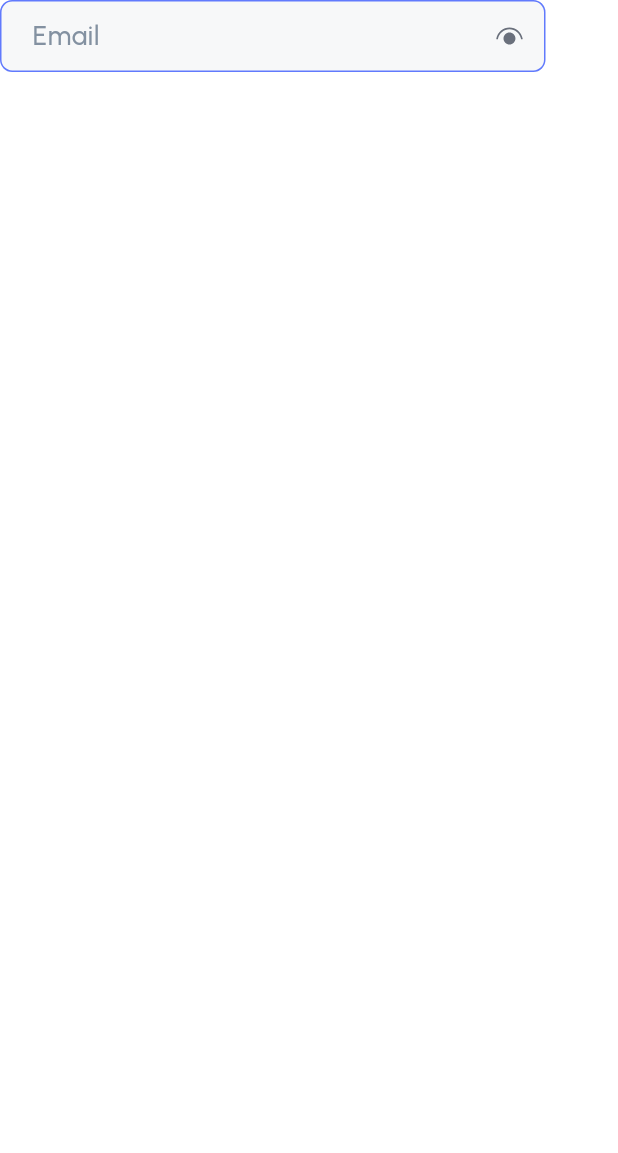
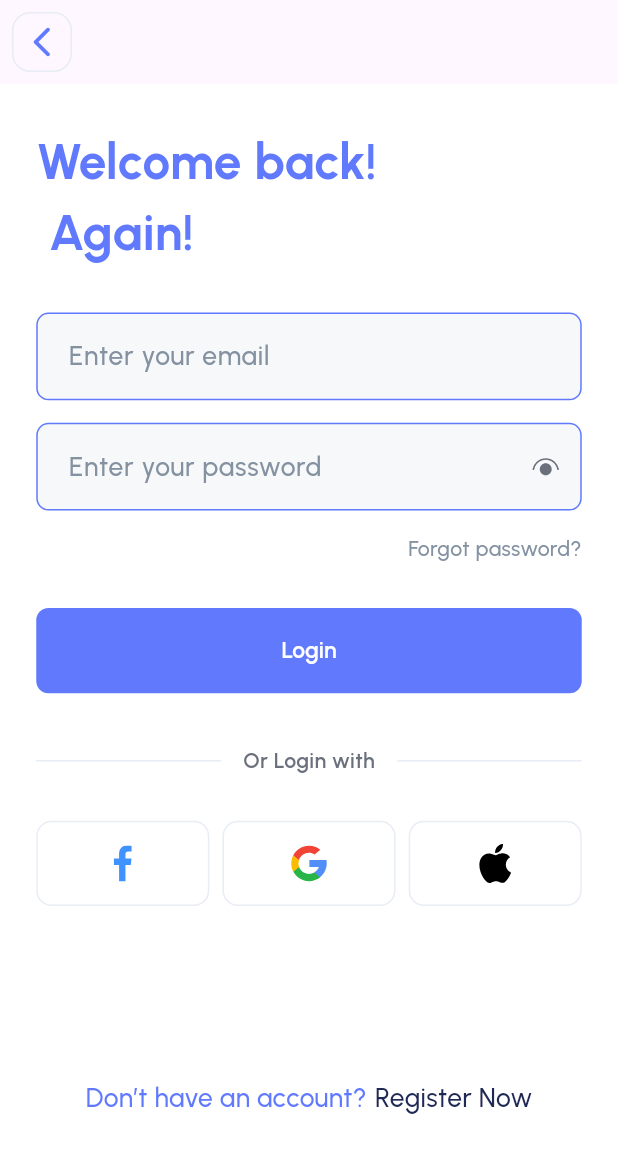
Before and after one commit to IbrahimElbazz/finance_ui, a Flutter app: the screen it shows after launch, after a tap on "Login", on a phone screen of 412 x 824 dp. Shown: the top 1153 px of the screen. Run offline on Flutter 3.47's test engine with Material 3 defaults, Android fonts, the phone set to English and light mode, and no system bars; our stand-ins replace flutter_screenutil, flutter_svg, gap, go_router.

Commit message:
login screen done

```diff
--- a/lib/core/styling/app_colors.dart
+++ b/lib/core/styling/app_colors.dart
@@ -11,4 +11,7 @@ class AppColors {
   // grey
   static const Color grey = Color(0xFF8391A1);
   static const Color darkGrey = Color(0xFF6A707C);
+
+  // border
+  static const Color border = Color(0xffE8ECF4);
 }
--- a/lib/core/styling/app_style.dart
+++ b/lib/core/styling/app_style.dart
@@ -23,6 +23,12 @@ class AppStyle {
     color: AppColors.black,
     fontFamily: AppFonts.urbanist,
   );
+  static TextStyle darkGreyW600S14 = TextStyle(
+    fontSize: 14.sp,
+    fontWeight: FontWeight.w600,
+    color: AppColors.darkGrey,
+    fontFamily: AppFonts.urbanist,
+  );
   static TextStyle whiteW600S15 = TextStyle(
     fontSize: 15.sp,
     fontWeight: FontWeight.w600,
--- a/lib/core/styling/app_theme.dart
+++ b/lib/core/styling/app_theme.dart
@@ -8,7 +8,7 @@ class AppTheme {
     fontFamily: AppFonts.urbanist,
     primaryColor: AppColors.primary,
     scaffoldBackgroundColor: AppColors.white,
-    dividerColor: AppColors.grey,
+    dividerColor: Color(0xffE8ECF4),
     textTheme: TextTheme(
       labelLarge: AppStyle.primaryW700S30,
       labelMedium: AppStyle.greyW500S16,
--- /dev/null
+++ b/lib/core/widgets/custom_leading_pop.dart
@@ -0,0 +1,32 @@
+import 'package:finance_ui/core/styling/app_colors.dart' show AppColors;
+import 'package:flutter/material.dart';
+import 'package:go_router/go_router.dart';
+import 'package:flutter_screenutil/flutter_screenutil.dart';
+
+class CustomLeadingPop extends StatelessWidget {
+  const CustomLeadingPop({super.key});
+
+  @override
+  Widget build(BuildContext context) {
+    return IconButton(
+      onPressed: () {
+        context.pop();
+      },
+      icon: Container(
+        width: 41.w,
+        height: 41.h,
+        decoration: BoxDecoration(
+          borderRadius: BorderRadius.circular(12.r),
+          border: Border.all(color: Color(0xffE8ECF4)),
+        ),
+
+        child: Center(
+          child: const Icon(
+            Icons.arrow_back_ios_new_rounded,
+            color: AppColors.primary,
+          ),
+        ),
+      ),
+    );
+  }
+}
--- a/lib/core/widgets/custom_text_field.dart
+++ b/lib/core/widgets/custom_text_field.dart
@@ -4,21 +4,26 @@ import 'package:flutter/material.dart';
 import 'package:flutter_screenutil/flutter_screenutil.dart';
 
 class CustomTextField extends StatelessWidget {
-  const CustomTextField({super.key, required this.lable, this.icon});
+  const CustomTextField({
+    super.key,
+    required this.lable,
+    this.icon,
+    this.obscureText,
+  });
   final String lable;
   final Widget? icon;
+  final bool? obscureText;
 
   @override
   Widget build(BuildContext context) {
-    return SizedBox(
-      width: 331.w,
-      height: 56.h,
-      child: TextField(
+    return TextField(
+      obscureText: obscureText ?? false,
       decoration: InputDecoration(
-          contentPadding: EdgeInsets.symmetric(horizontal: 16.w),
+        contentPadding: EdgeInsets.symmetric(horizontal: 16.w, vertical: 16.h),
         filled: true,
         fillColor: const Color(0xFFF7F8F9),
         hintText: lable,
+
         hintStyle: AppStyle.greyW500S16,
         suffixIcon: icon,
         border: OutlineInputBorder(borderRadius: BorderRadius.circular(8.r)),
@@ -35,7 +40,6 @@ class CustomTextField extends StatelessWidget {
           borderSide: const BorderSide(color: AppColors.primary),
         ),
       ),
-      ),
     );
   }
 }
--- a/lib/feature/login/login_screen.dart
+++ b/lib/feature/login/login_screen.dart
@@ -1,27 +1,112 @@
+import 'dart:developer';
+
+import 'package:finance_ui/core/styling/app_colors.dart';
+import 'package:finance_ui/core/styling/app_style.dart';
+import 'package:finance_ui/core/widgets/custom_button.dart';
+import 'package:finance_ui/core/widgets/custom_leading_pop.dart';
 import 'package:finance_ui/core/widgets/custom_text_field.dart';
+import 'package:finance_ui/feature/login/widgets/container_with_image.dart';
 import 'package:flutter/material.dart';
 import 'package:flutter_svg/flutter_svg.dart';
+import 'package:flutter_screenutil/flutter_screenutil.dart';
+import 'package:gap/gap.dart';
 
-class LoginScreen extends StatelessWidget {
+class LoginScreen extends StatefulWidget {
   const LoginScreen({super.key});
 
   @override
+  State<LoginScreen> createState() => _LoginScreenState();
+}
+
+class _LoginScreenState extends State<LoginScreen> {
+  bool isActive = false;
+  @override
   Widget build(BuildContext context) {
     return Scaffold(
-      body: Column(
+      appBar: AppBar(leading: CustomLeadingPop()),
+      body: Padding(
+        padding: EdgeInsets.symmetric(horizontal: 22.w, vertical: 28.h),
+        child: Column(
+          crossAxisAlignment: CrossAxisAlignment.start,
           children: [
+            Text('Welcome back! \n Again!', style: AppStyle.primaryW700S30),
+            Gap(30),
+            CustomTextField(lable: 'Enter your email'),
+            Gap(15),
             CustomTextField(
-            lable: 'Email',
+              obscureText: !isActive,
+              lable: 'Enter your password',
               icon: IconButton(
-              onPressed: () {},
+                onPressed: () {
+                  setState(() {
+                    isActive = !isActive;
+                    log(isActive.toString());
+                  });
+                },
                 icon: SvgPicture.asset(
                   'assets/svgs/eye.svg',
                   fit: BoxFit.scaleDown,
+                  color: isActive ? AppColors.primary : null,
                 ),
+              ),
+            ),
+            Gap(15),
+            Row(
+              mainAxisAlignment: MainAxisAlignment.end,
+              children: [
+                Text(
+                  'Forgot password?',
+                  style: AppStyle.greyW500S16.copyWith(fontSize: 14.sp),
+                ),
+              ],
+            ),
+            Gap(30),
+            CustomButton(
+              onPressed: () {},
+              color: AppColors.primary,
+              child: Text('Login', style: AppStyle.whiteW600S15),
+            ),
+            Gap(35),
+            Row(
+              children: [
+                Container(width: 112.w, height: 1.h, color: AppColors.border),
+                Spacer(),
+                Text('Or Login with', style: AppStyle.darkGreyW600S14),
+                Spacer(),
+                Container(width: 112.w, height: 1.h, color: AppColors.border),
+              ],
+            ),
+            Gap(30),
+            Row(
+              mainAxisAlignment: MainAxisAlignment.spaceBetween,
+              children: [
+                ContainerWithImage(image: 'assets/svgs/facebook.svg'),
+                ContainerWithImage(image: 'assets/svgs/google_ic.svg'),
+                ContainerWithImage(image: 'assets/svgs/apple.svg'),
+              ],
+            ),
+            Gap(115),
+            Row(
+              mainAxisAlignment: MainAxisAlignment.center,
+              spacing: 5.w,
+              children: [
+                Text(
+                  'Don’t have an account?',
+                  style: AppStyle.greyW500S16.copyWith(
+                    color: AppColors.primary,
+                  ),
+                ),
+                Text(
+                  'Register Now',
+                  style: AppStyle.greyW500S16.copyWith(
+                    color: AppColors.primaryDark,
                   ),
                 ),
               ],
             ),
+          ],
+        ),
+      ),
     );
   }
 }
--- /dev/null
+++ b/lib/feature/login/widgets/container_with_image.dart
@@ -0,0 +1,22 @@
+import 'package:finance_ui/core/styling/app_colors.dart';
+import 'package:flutter/material.dart';
+import 'package:flutter_svg/flutter_svg.dart';
+import 'package:flutter_screenutil/flutter_screenutil.dart';
+
+class ContainerWithImage extends StatelessWidget {
+  const ContainerWithImage({super.key, required this.image});
+  final String image;
+
+  @override
+  Widget build(BuildContext context) {
+    return Container(
+      width: 105.w,
+      height: 56.h,
+      decoration: BoxDecoration(
+        border: Border.all(color: AppColors.border),
+        borderRadius: BorderRadius.circular(10.r),
+      ),
+      child: Center(child: SvgPicture.asset(image)),
+    );
+  }
+}
--- a/lib/feature/welcome/welcome_screen.dart
+++ b/lib/feature/welcome/welcome_screen.dart
@@ -13,7 +13,8 @@ class WelcomeScreen extends StatelessWidget {
   @override
   Widget build(BuildContext context) {
     return Scaffold(
-      body: Column(
+      body: SingleChildScrollView(
+        child: Column(
           mainAxisAlignment: MainAxisAlignment.start,
 
           children: [
@@ -50,6 +51,7 @@ class WelcomeScreen extends StatelessWidget {
             ),
           ],
         ),
+      ),
     );
   }
 }
--- a/pubspec.yaml
+++ b/pubspec.yaml
@@ -38,6 +38,7 @@ dev_dependencies:
   flutter_svg: ^2.1.0
   flutter_test:
     sdk: flutter
+  gap: ^3.0.1
   go_router: ^15.1.1
 
 # For information on the generic Dart part of this file, see the
```
Also changed, not shown: assets/svgs/apple.svg (added), assets/svgs/facebook.svg (added), assets/svgs/google_ic.svg (added), pubspec.lock. Lines whose indentation alone changed are shown as unchanged.
